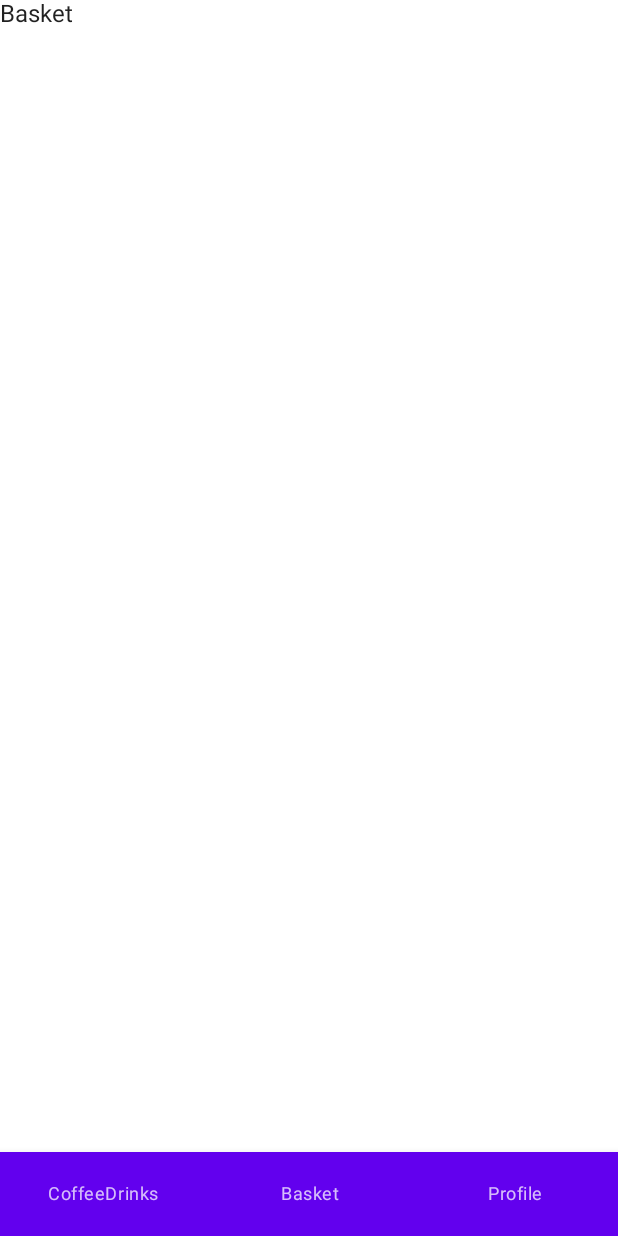
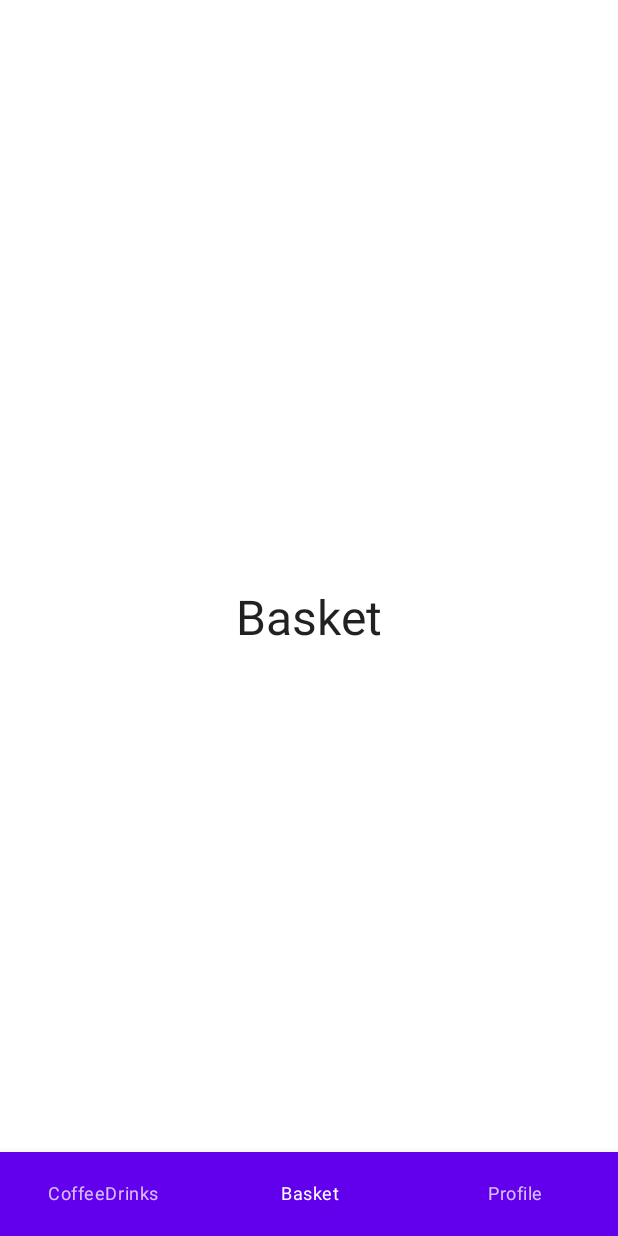
Before and after one commit to AlexZhukovich/OrderCoffee, an Android app built with Jetpack Compose: the ProfileScreen screen opened through its navigation route, item 2 of the bottom bar chosen, on a phone screen of 412 x 824 dp. Run offline under Robolectric (Android 15) with nearby library versions, the phone set to English and light mode, and no system bars.

Commit message:
Renamed Screen to NavigationItem class; Improve displaying selection state of BottomNavigationItem

```diff
--- /dev/null
+++ b/app/src/main/java/com/alexzh/ordercoffee/NavControllerExt.kt
@@ -0,0 +1,12 @@
+package com.alexzh.ordercoffee
+
+import androidx.compose.runtime.Composable
+import androidx.compose.runtime.getValue
+import androidx.navigation.NavHostController
+import androidx.navigation.compose.currentBackStackEntryAsState
+
+@Composable
+fun NavHostController.currentRoute(): String? {
+    val navBackStackEntry by this.currentBackStackEntryAsState()
+    return navBackStackEntry?.destination?.route
+}
--- a/app/src/main/java/com/alexzh/ordercoffee/ui/screen/BasketScreen.kt
+++ b/app/src/main/java/com/alexzh/ordercoffee/ui/screen/BasketScreen.kt
@@ -1,12 +1,25 @@
 package com.alexzh.ordercoffee.ui.screen
 
+import androidx.compose.foundation.layout.Box
+import androidx.compose.foundation.layout.fillMaxSize
 import androidx.compose.material.Text
 import androidx.compose.runtime.Composable
+import androidx.compose.ui.Alignment
+import androidx.compose.ui.Modifier
+import androidx.compose.ui.unit.sp
 import androidx.navigation.NavController
 
 @Composable
 fun BasketScreen(
     navController: NavController
 ) {
-    Text(Screen.Basket.screenName)
+    Box(
+        modifier = Modifier.fillMaxSize(),
+        contentAlignment = Alignment.Center
+    ) {
+        Text(
+            text = "Basket",
+            fontSize = 32.sp
+        )
+    }
 }
--- a/app/src/main/java/com/alexzh/ordercoffee/ui/screen/CoffeeDrinksScreen.kt
+++ b/app/src/main/java/com/alexzh/ordercoffee/ui/screen/CoffeeDrinksScreen.kt
@@ -1,12 +1,25 @@
 package com.alexzh.ordercoffee.ui.screen
 
+import androidx.compose.foundation.layout.Box
+import androidx.compose.foundation.layout.fillMaxSize
 import androidx.compose.material.Text
 import androidx.compose.runtime.Composable
+import androidx.compose.ui.Alignment
+import androidx.compose.ui.Modifier
+import androidx.compose.ui.unit.sp
 import androidx.navigation.NavController
 
 @Composable
 fun CoffeeDrinksScreen(
     navController: NavController
 ) {
-    Text(Screen.CoffeeDrinks.screenName)
+    Box(
+        modifier = Modifier.fillMaxSize(),
+        contentAlignment = Alignment.Center
+    ) {
+        Text(
+            text = "CoffeeDrinks",
+            fontSize = 32.sp
+        )
+    }
 }
--- a/app/src/main/java/com/alexzh/ordercoffee/ui/screen/HomeScreen.kt
+++ b/app/src/main/java/com/alexzh/ordercoffee/ui/screen/HomeScreen.kt
@@ -8,14 +8,15 @@ import androidx.compose.runtime.Composable
 import androidx.navigation.compose.NavHost
 import androidx.navigation.compose.composable
 import androidx.navigation.compose.rememberNavController
+import com.alexzh.ordercoffee.currentRoute
 import com.alexzh.ordercoffee.ui.theme.OrderCoffeeTheme
 
 @Composable
 fun HomeScreen() {
     val tabs = listOf(
-        Screen.CoffeeDrinks,
-        Screen.Basket,
-        Screen.Profile
+        NavigationItem.CoffeeDrinks,
+        NavigationItem.Basket,
+        NavigationItem.Profile
     )
 
     val navController = rememberNavController()
@@ -26,21 +27,21 @@ fun HomeScreen() {
                 BottomNavigation {
                     tabs.forEach { screen ->
                         BottomNavigationItem(
-                            selected = false,
+                            selected = navController.currentRoute() == screen.route,
                             onClick = {
-                                navController.navigate(screen.screenName)
+                                navController.navigate(screen.route)
                             },
-                            label = { Text(screen.screenName) },
+                            label = { Text(screen.route) },
                             icon = {  }
                         )
                     }
                 }
             }
         ) {
-            NavHost(navController = navController, startDestination = Screen.CoffeeDrinks.screenName) {
-                composable(Screen.CoffeeDrinks.screenName) { CoffeeDrinksScreen(navController) }
-                composable(Screen.Basket.screenName) { BasketScreen(navController) }
-                composable(Screen.Profile.screenName) { ProfileScreen(navController) }
+            NavHost(navController = navController, startDestination = NavigationItem.CoffeeDrinks.route) {
+                composable(NavigationItem.CoffeeDrinks.route) { CoffeeDrinksScreen(navController) }
+                composable(NavigationItem.Basket.route) { BasketScreen(navController) }
+                composable(NavigationItem.Profile.route) { ProfileScreen(navController) }
             }
         }
     }
--- /dev/null
+++ b/app/src/main/java/com/alexzh/ordercoffee/ui/screen/NavigationItem.kt
@@ -0,0 +1,7 @@
+package com.alexzh.ordercoffee.ui.screen
+
+sealed class NavigationItem(val route: String) {
+    object CoffeeDrinks : NavigationItem("CoffeeDrinks")
+    object Basket : NavigationItem("Basket")
+    object Profile : NavigationItem("Profile")
+}
--- a/app/src/main/java/com/alexzh/ordercoffee/ui/screen/ProfileScreen.kt
+++ b/app/src/main/java/com/alexzh/ordercoffee/ui/screen/ProfileScreen.kt
@@ -1,12 +1,25 @@
 package com.alexzh.ordercoffee.ui.screen
 
+import androidx.compose.foundation.layout.Box
+import androidx.compose.foundation.layout.fillMaxSize
 import androidx.compose.material.Text
 import androidx.compose.runtime.Composable
+import androidx.compose.ui.Alignment
+import androidx.compose.ui.Modifier
+import androidx.compose.ui.unit.sp
 import androidx.navigation.NavController
 
 @Composable
 fun ProfileScreen(
     navController: NavController
 ) {
-    Text(Screen.Profile.screenName)
+    Box(
+        modifier = Modifier.fillMaxSize(),
+        contentAlignment = Alignment.Center
+    ) {
+        Text(
+            text = "Profile",
+            fontSize = 32.sp
+        )
+    }
 }
--- a/app/src/main/java/com/alexzh/ordercoffee/ui/screen/Screen.kt
+++ /dev/null
@@ -1,7 +0,0 @@
-package com.alexzh.ordercoffee.ui.screen
-
-sealed class Screen(val screenName: String) {
-    object CoffeeDrinks : Screen("CoffeeDrinks")
-    object Basket : Screen("Basket")
-    object Profile : Screen("Profile")
-}
```
